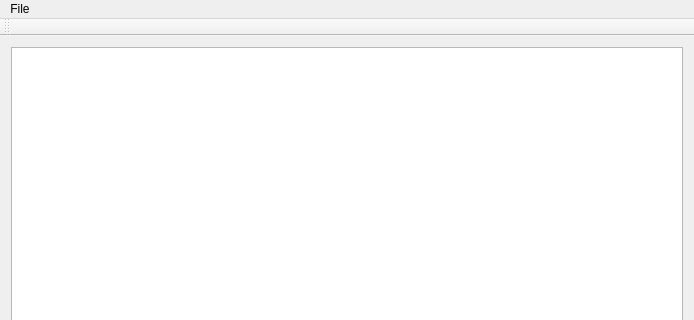
Before: the Qt Designer form TinyPhotoshop/mainwindow.ui in GhostatSpirit/ComputerVision2017, drawn with Qt 5; both pictures show x 0 to 694 and y 0 to 320 of the 694 by 496 pixel window.
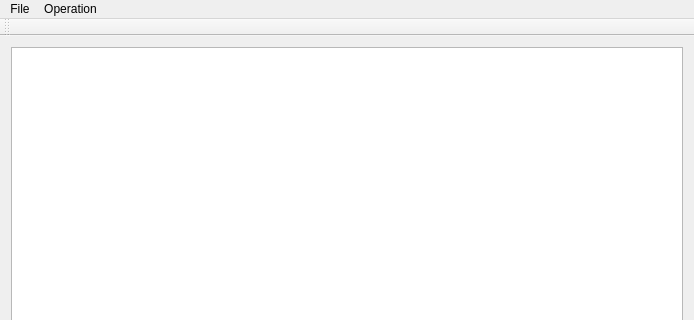
After: the same form once the commit is applied.

What changed in the file:
```diff
--- a/TinyPhotoshop/mainwindow.ui
+++ b/TinyPhotoshop/mainwindow.ui
@@ -43,7 +43,16 @@
     <addaction name="actionOpen"/>
     <addaction name="actionSave"/>
    </widget>
+   <widget class="QMenu" name="menuOperation">
+    <property name="title">
+     <string>Operation</string>
+    </property>
+    <addaction name="separator"/>
+    <addaction name="actionColor"/>
+    <addaction name="actionBinary_Operation"/>
+   </widget>
    <addaction name="menuFile"/>
+   <addaction name="menuOperation"/>
   </widget>
   <widget class="QToolBar" name="mainToolBar">
    <attribute name="toolBarArea">
```
Left out of the diff: 10 changed lines with no effect on the pictures.
